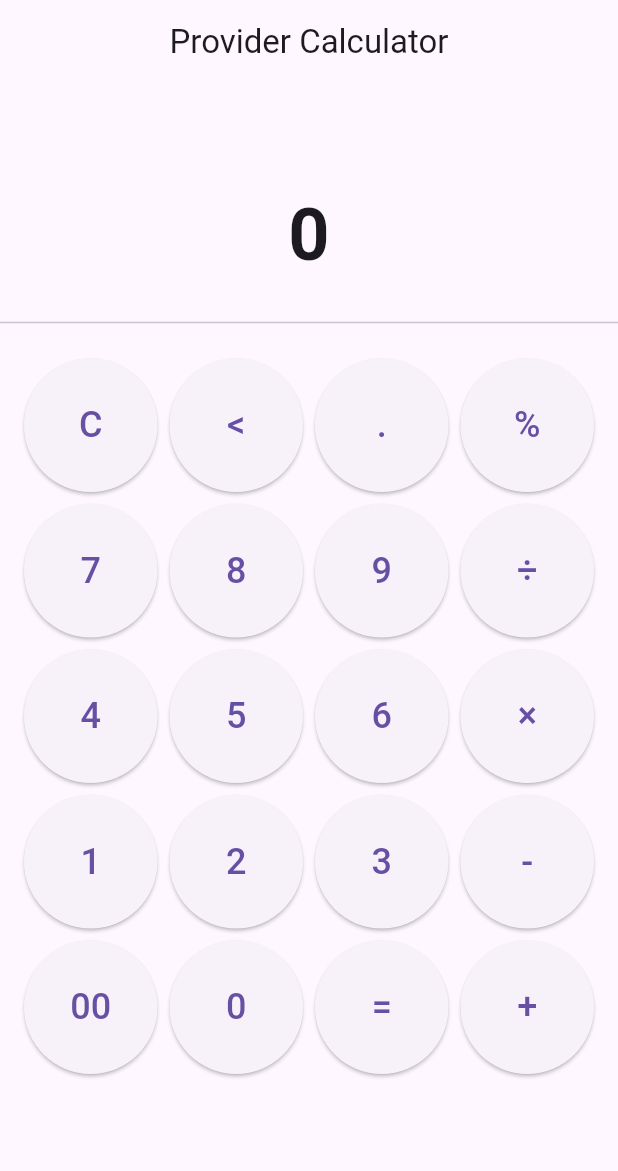
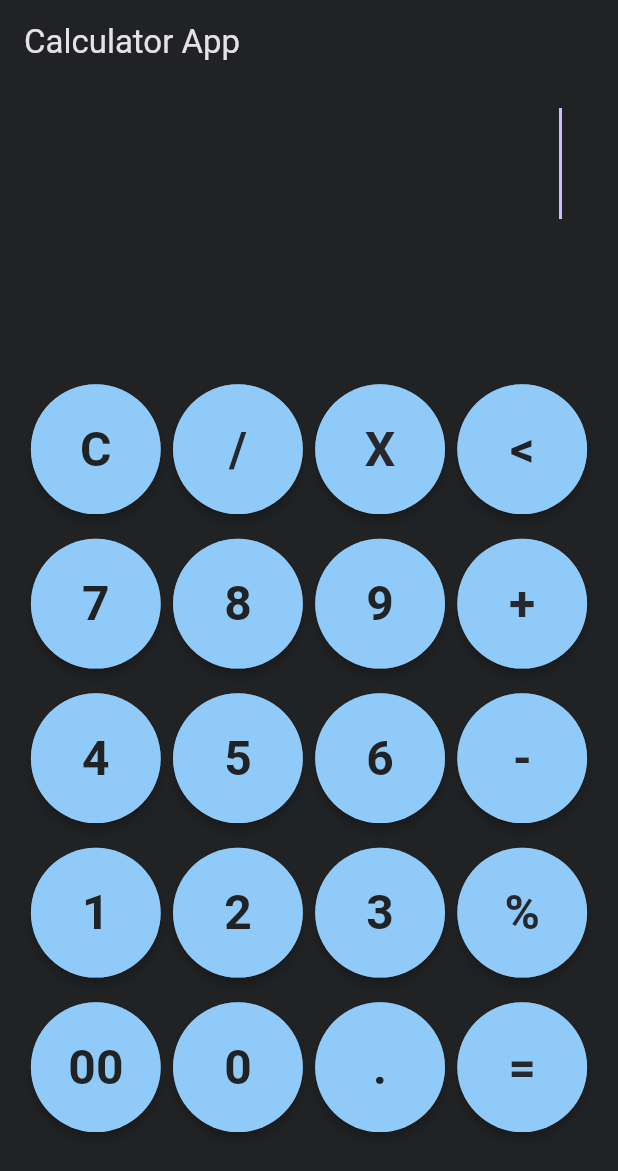
Before and after one commit to gpvaishnukumar/provider_calculator_app, a Flutter app: the screen it shows after launch, on a phone screen of 412 x 824 dp. Shown: the top 1171 px of the screen. Run offline on Flutter 3.47's test engine with Material 3 defaults, Android fonts, the phone set to English and light mode, and no system bars; missing offline and left inert: function_tree.

Commit message:
finalized commit

```diff
--- /dev/null
+++ b/lib/constant/colors.dart
@@ -0,0 +1,9 @@
+import 'package:flutter/material.dart';
+
+class AppColors {
+  static const primaryColor = Color(0xFF212224);
+  static const secondaryColor = Color(0xFF317AF7);
+  static const secondary2Color = Color(0xFF26282D);
+  static const lightBlue = Color(0xFFADD8E6); // Light Blue for buttons
+
+}
--- a/lib/main.dart
+++ b/lib/main.dart
@@ -1,6 +1,7 @@
 import 'package:flutter/material.dart';
 import 'package:provider/provider.dart';
-import 'ui/screens/calculator_screen.dart';
+import 'package:provider_calculator_app/ui/screens/home_screen.dart';
+
 import 'core/providers/calculator_provider.dart';
 
 void main() {
@@ -8,19 +9,16 @@ void main() {
 }
 
 class MyApp extends StatelessWidget {
-  const MyApp({Key? key}) : super(key: key);
+  const MyApp({super.key});
 
   @override
   Widget build(BuildContext context) {
     return ChangeNotifierProvider(
-      create: (_) => CalculatorProvider(),
+      create: (context) => CalculatorProvider(),
       child: MaterialApp(
-        title: 'Provider Calculator',
+        theme: ThemeData.dark(),
         debugShowCheckedModeBanner: false,
-        theme: ThemeData(
-          primarySwatch: Colors.blue,
-        ),
-        home: const CalculatorScreen(),
+        home: const HomeScreen(),
       ),
     );
   }
--- a/lib/ui/components/calculator_button.dart
+++ /dev/null
@@ -1,19 +0,0 @@
-import 'package:flutter/material.dart';
-import 'package:provider/provider.dart';
-import '../../core/providers/calculator_provider.dart';
-
-class CalculatorButton extends StatelessWidget {
-  final String label;
-
-  const CalculatorButton(this.label, {Key? key}) : super(key: key);
-
-  @override
-  Widget build(BuildContext context) {
-    final calculatorProvider = Provider.of<CalculatorProvider>(context, listen: false);
-
-    return ElevatedButton(
-      onPressed: label.isEmpty ? null : () => calculatorProvider.appendExpression(label),
-      child: Text(label, style: const TextStyle(fontSize: 24)),
-    );
-  }
-}
--- a/lib/ui/components/display_widget.dart
+++ /dev/null
@@ -1,32 +0,0 @@
-import 'package:flutter/material.dart';
-import 'package:provider/provider.dart';
-import '../../core/providers/calculator_provider.dart';
-
-class DisplayWidget extends StatelessWidget {
-  const DisplayWidget({Key? key}) : super(key: key);
-
-  @override
-  Widget build(BuildContext context) {
-    return Consumer<CalculatorProvider>(
-      builder: (context, provider, child) {
-        return Padding( // Single padding for the entire column
-          padding: const EdgeInsets.all(16.0),
-          child: Column(
-            crossAxisAlignment: CrossAxisAlignment.end,
-            children: [
-              Text(
-                provider.expression,
-                style: const TextStyle(fontSize: 28, color: Colors.grey),
-              ),
-              const SizedBox(height: 10), // Add spacing between expression and result
-              Text(
-                provider.result,
-                style: const TextStyle(fontSize: 48, fontWeight: FontWeight.bold),
-              ),
-            ],
-          ),
-        );
-      },
-    );
-  }
-}
--- a/lib/ui/screens/calculator_screen.dart
+++ /dev/null
@@ -1,38 +0,0 @@
-import 'package:flutter/material.dart';
-import '../components/calculator_button.dart';
-import '../components/display_widget.dart';
-
-class CalculatorScreen extends StatelessWidget {
-  const CalculatorScreen({Key? key}) : super(key: key);
-
-  @override
-  Widget build(BuildContext context) {
-    return Scaffold(
-      appBar: AppBar(
-        title: const Text('Provider Calculator'),
-        centerTitle: true,
-      ),
-      body: Column(
-        children: [
-          const DisplayWidget(),
-          const Divider(),
-          Expanded(
-            child: GridView.count(
-              crossAxisCount: 4,
-              padding: const EdgeInsets.all(16.0),
-              crossAxisSpacing: 8.0,
-              mainAxisSpacing: 8.0,
-              children: [
-                'C', '<', '.', '%',
-                '7', '8', '9', '÷',
-                '4', '5', '6', '×',
-                '1', '2', '3', '-',
-                '00', '0', '=', '+',
-              ].map((value) => CalculatorButton(value)).toList(),
-            ),
-          ),
-        ],
-      ),
-    );
-  }
-}
--- /dev/null
+++ b/lib/ui/screens/home_screen.dart
@@ -0,0 +1,162 @@
+import 'package:flutter/material.dart';
+import 'package:provider/provider.dart';
+
+import '../../constant/colors.dart';
+import '../../core/providers/calculator_provider.dart';
+import '../widgets/button.dart';
+import 'widgets_data.dart'; // Assuming this holds your updated button data
+
+class HomeScreen extends StatelessWidget {
+  const HomeScreen({super.key});
+
+  @override
+  Widget build(BuildContext context) {
+    final screenHeight = MediaQuery.of(context).size.height;
+    final screenWidth = MediaQuery.of(context).size.width;
+
+    // Adjust padding dynamically based on screen size
+    final padding = EdgeInsets.symmetric(
+      horizontal: screenWidth * 0.05,
+      vertical: screenHeight * 0.03,
+    );
+
+    const decoration = BoxDecoration(
+      color: AppColors.primaryColor,
+      borderRadius: BorderRadius.vertical(top: Radius.circular(30)),
+    );
+
+    return Consumer<CalculatorProvider>(
+      builder: (context, provider, _) {
+        // Default font size based on screen height
+        double fontSize = screenHeight * 0.06;
+
+        // Dynamically adjust font size based on text length and width
+        final textWidth =
+            _getTextWidth(provider.compController.text, fontSize, context);
+        final maxTextWidth = screenWidth *
+            0.8; // Allow the text to take up 80% of the screen width
+
+        if (textWidth > maxTextWidth) {
+          // Calculate the ratio of the screen width to the text width
+          double scalingFactor = maxTextWidth / textWidth;
+          fontSize *= scalingFactor;
+        }
+
+        return Scaffold(
+          backgroundColor: AppColors.primaryColor, // Using primary color
+          appBar: AppBar(
+            title: const Text("Calculator App"),
+            backgroundColor:
+                AppColors.primaryColor, // Using primary color for appBar
+          ),
+          body: SingleChildScrollView(
+            // Wrap the entire body with SingleChildScrollView to handle overflow
+            child: Column(
+              children: [
+                // Expression TextField
+                Padding(
+                  padding: EdgeInsets.symmetric(
+                    horizontal: screenWidth * 0.05,
+                    vertical: screenHeight * 0.01,
+                  ),
+                  child: Container(
+                    width: double.infinity,
+                    child: TextField(
+                      controller: provider.compController,
+                      decoration: const InputDecoration(
+                        border: InputBorder.none,
+                        fillColor: AppColors.primaryColor,
+                        // Using primary color for background
+                        filled: true,
+                      ),
+                      style: TextStyle(fontSize: fontSize),
+                      // Dynamically set font size
+                      readOnly: true,
+                      autofocus: true,
+                      showCursor: true,
+                      textAlign: TextAlign.right,
+                      maxLines: 1,
+                      scrollPhysics: const BouncingScrollPhysics(),
+                    ),
+                  ),
+                ),
+                // Result Text (display result)
+// Result Text (display result)
+                Padding(
+                  padding: EdgeInsets.symmetric(horizontal: screenWidth * 0.05),
+                  child: Text(
+                    provider.result.isEmpty ? '' : provider.result,
+                    style: TextStyle(
+                      fontSize: screenHeight * 0.05,
+                      color: Colors.white, // Result text in white color
+                    ),
+                    textAlign:
+                        TextAlign.right, // Align result text to the right
+                  ),
+                ),
+                const SizedBox(height: 10), // Add a bit of spacing
+                // Calculator buttons
+                Container(
+                  width: double.infinity,
+                  padding: padding,
+                  decoration: decoration,
+                  child: GridView.builder(
+                    shrinkWrap: true,
+                    physics: const NeverScrollableScrollPhysics(),
+                    gridDelegate: SliverGridDelegateWithFixedCrossAxisCount(
+                      crossAxisCount: 4, // 4 buttons per row
+                      crossAxisSpacing: screenWidth * 0.02,
+                      mainAxisSpacing: screenHeight * 0.02,
+                      childAspectRatio: 1, // Make buttons square
+                    ),
+                    itemCount: buttonList.length,
+                    itemBuilder: (context, index) {
+                      final buttonData = buttonList[index];
+                      // Checking if it's an operator and assigning color accordingly
+                      Color textColor;
+                      Color buttonColor;
+
+                      if (buttonData["label"] == "=" ||
+                          buttonData["label"] == "%" ||
+                          buttonData["label"] == "X" ||
+                          buttonData["label"] == "/" ||
+                          buttonData["label"] == "+" ||
+                          buttonData["label"] == "-") {
+                        textColor = AppColors
+                            .secondary2Color; // Using secondary2Color for operator text
+                      } else {
+                        textColor = AppColors
+                            .primaryColor; // Using primaryColor for button text
+                      }
+
+                      buttonColor = AppColors
+                          .lightBlue; // Using lightBlue for button background
+
+                      return Button1(
+                        label: buttonData["label"], // Accessing label
+                        textColor: textColor, // Operator or normal text color
+                        backgroundColor: buttonColor, // Button background color
+                      );
+                    },
+                  ),
+                ),
+              ],
+            ),
+          ),
+        );
+      },
+    );
+  }
+
+  // Helper function to calculate the width of the text
+  double _getTextWidth(String text, double fontSize, BuildContext context) {
+    final textPainter = TextPainter(
+      text: TextSpan(
+        text: text,
+        style: TextStyle(fontSize: fontSize),
+      ),
+      textDirection: TextDirection.ltr,
+    )..layout();
+    return textPainter.size.width;
+  }
+}
--- /dev/null
+++ b/lib/ui/screens/widgets_data.dart
@@ -0,0 +1,24 @@
+import 'package:flutter/material.dart';
+
+List<Map<String, dynamic>> buttonList = [
+  {"label": "C", "textColor": Colors.red},
+  {"label": "/", "textColor": Colors.white},
+  {"label": "X", "textColor": Colors.white},
+  {"label": "<", "textColor": Colors.white},
+  {"label": "7", "textColor": Colors.black},
+  {"label": "8", "textColor": Colors.black},
+  {"label": "9", "textColor": Colors.black},
+  {"label": "+", "textColor": Colors.white},
+  {"label": "4", "textColor": Colors.black},
+  {"label": "5", "textColor": Colors.black},
+  {"label": "6", "textColor": Colors.black},
+  {"label": "-", "textColor": Colors.white},
+  {"label": "1", "textColor": Colors.black},
+  {"label": "2", "textColor": Colors.black},
+  {"label": "3", "textColor": Colors.black},
+  {"label": "%", "textColor": Colors.white}, // Re-added the percentage button here
+  {"label": "00", "textColor": Colors.black},
+  {"label": "0", "textColor": Colors.black},
+  {"label": ".", "textColor": Colors.black},
+  {"label": "=", "textColor": Colors.white}, // Equals button at the end
+];
--- /dev/null
+++ b/lib/ui/widgets/button.dart
@@ -0,0 +1,35 @@
+import 'package:flutter/material.dart';
+import 'package:provider/provider.dart';
+
+import '../../core/providers/calculator_provider.dart';
+
+import 'package:flutter/material.dart';
+
+class Button1 extends StatelessWidget {
+  const Button1({super.key, required this.label, this.textColor = Colors.white, required Color backgroundColor});
+
+  final String label;
+  final Color textColor;
+
+  @override
+  Widget build(BuildContext context) {
+    return InkWell(
+      onTap: () => Provider.of<CalculatorProvider>(context, listen: false)
+          .setValue(label),  // Calls the method in CalculatorProvider
+      child: Material(
+        elevation: 3,
+        color: Colors.blueGrey,
+        borderRadius: BorderRadius.circular(50),
+        child: CircleAvatar(
+          radius: 36,
+          backgroundColor: Colors.blue.shade200,
+          child: Text(
+            label,
+            style: TextStyle(
+                color: textColor, fontSize: 32, fontWeight: FontWeight.w600),
+          ),
+        ),
+      ),
+    );
+  }
+}
--- a/pubspec.yaml
+++ b/pubspec.yaml
@@ -13,6 +13,8 @@ dependencies:
   cupertino_icons: ^1.0.8
   provider: ^6.1.2
   math_expressions: ^2.3.1
+  function_tree: ^0.8.13
+  intl: ^0.19.0
 
 dev_dependencies:
   flutter_test:
```
Also changed, not shown: lib/core/providers/calculator_provider.dart (+111 -67 lines), lib/ui/widgets/cal_button.dart (added, +31 -0 lines), lib/ui/widgets/textfield.dart (added, +27 -0 lines), pubspec.lock.
